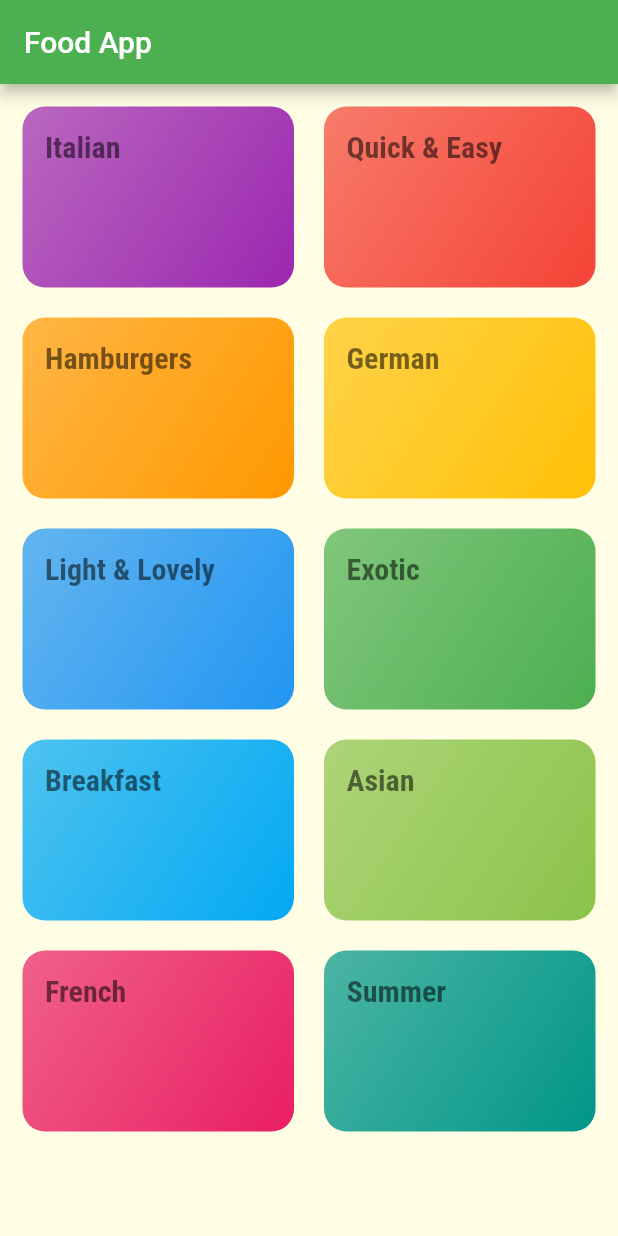
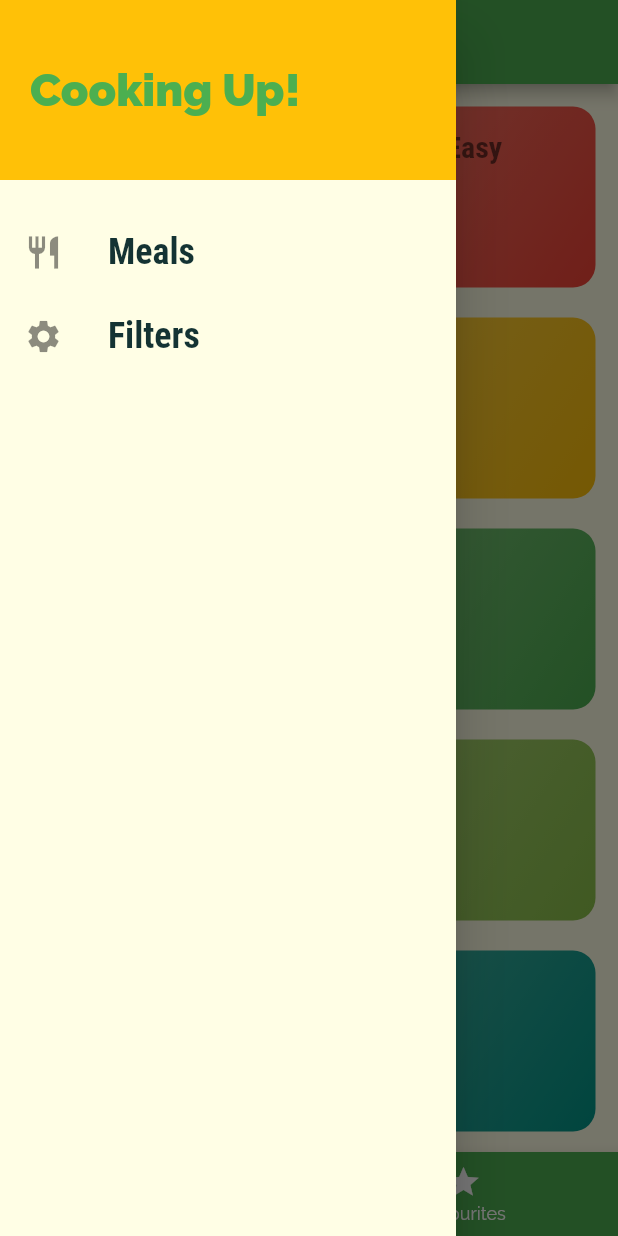
Before and after one commit to RajeshNaddy/Flutter-Demo-s, a Flutter app: the screen it shows after launch, with the side drawer open (before the commit the screen has no drawer), on a phone screen of 412 x 824 dp. Run offline on Flutter 3.47's test engine with Material 2 defaults, Android fonts, the phone set to English and light mode, and no system bars.

Commit message:
final commit

```diff
--- a/food_app/lib/main.dart
+++ b/food_app/lib/main.dart
@@ -1,12 +1,74 @@
 import 'package:flutter/material.dart';
 import 'package:flutter/widgets.dart';
+import 'package:food_app/dummy_data.dart';
+import 'package:food_app/models/meal.dart';
 import 'package:food_app/screens/category_meal_screen.dart';
 import 'package:food_app/screens/category_screen.dart';
+import 'package:food_app/screens/filters_screen.dart';
+import 'package:food_app/screens/meal_detail_screen.dart';
+import './screens/tabs_screen.dart';
+import './screens/filters_screen.dart';
 
 void main() => runApp(MyApp());
 
-class MyApp extends StatelessWidget {
+class MyApp extends StatefulWidget {
   // This widget is the root of your application.
+  @override
+  State<MyApp> createState() => _MyAppState();
+}
+
+class _MyAppState extends State<MyApp> {
+  Map<String, bool> _filters = {
+    'gluten': false,
+    'lactose': false,
+    'vegan': false,
+    'vegetarian': false
+  };
+
+  List<Meal> availableMeals = DUMMY_MEALS;
+  List<Meal> favoriteMeals = [];
+
+  void setFilter(Map<String, bool> filtered) {
+    setState(() {
+      _filters = filtered;
+
+      availableMeals = DUMMY_MEALS.where((element) {
+        if (_filters['gluten'] && !element.isGlutenFree) {
+          return false;
+        }
+        if (_filters['lactose'] && !element.isLactoseFree) {
+          return false;
+        }
+        if (_filters['vegan'] && !element.isVegan) {
+          return false;
+        }
+        if (_filters['vegetarian'] && !element.isVegetarian) {
+          return false;
+        }
+        return true;
+      }).toList();
+    });
+  }
+
+  void toggleFav(String mealID) {
+    final index = favoriteMeals.indexWhere((element) => element.id == mealID);
+
+    if (index >= 0) {
+      setState(() {
+        favoriteMeals.removeAt(index);
+      });
+    } else {
+      setState(() {
+        favoriteMeals
+            .add(DUMMY_MEALS.firstWhere((element) => element.id == mealID));
+      });
+    }
+  }
+
+  bool isMealFavourite(String mealID) {
+    return favoriteMeals.any((element) => element.id == mealID);
+  }
+
   @override
   Widget build(BuildContext context) {
     return MaterialApp(
@@ -26,8 +88,17 @@ class MyApp extends StatelessWidget {
       //home: CategoryScreen(),
       initialRoute: '/',
       routes: {
-        '/': (_) => CategoryScreen(),
-        CategoryMealScreen.routeName: (_) => CategoryMealScreen()
+        '/': (_) => TabsScreen(favoriteMeals),
+        CategoryMealScreen.routeName: (_) => CategoryMealScreen(availableMeals),
+        MealDetailScreen.routeName: (_) =>
+            MealDetailScreen(toggleFav, isMealFavourite),
+        FiltersScreen.routeName: (_) => FiltersScreen(setFilter, _filters)
+      },
+      onGenerateRoute: (settings) {},
+      onUnknownRoute: (settings) {
+        return MaterialPageRoute(builder: (context) {
+          CategoryScreen();
+        });
       },
     );
   }
--- a/food_app/lib/screens/category_screen.dart
+++ b/food_app/lib/screens/category_screen.dart
@@ -8,11 +8,7 @@ class CategoryScreen extends StatelessWidget {
 
   @override
   Widget build(BuildContext context) {
-    return Scaffold(
-      appBar: AppBar(
-        title: Text('Food App'),
-      ),
-      body: GridView(
+    return GridView(
       padding: const EdgeInsets.all(15),
       gridDelegate: const SliverGridDelegateWithMaxCrossAxisExtent(
           maxCrossAxisExtent: 200,
@@ -26,7 +22,6 @@ class CategoryScreen extends StatelessWidget {
                 bgColor: item.color,
               ))
           .toList(),
-      ),
     );
   }
 }
--- /dev/null
+++ b/food_app/lib/screens/tabs_screen.dart
@@ -0,0 +1,58 @@
+import 'package:flutter/material.dart';
+import 'package:food_app/screens/category_screen.dart';
+import 'package:food_app/screens/favourites_screen.dart';
+import '../widgets/main_drawer.dart';
+import '../models/meal.dart';
+
+class TabsScreen extends StatefulWidget {
+  List<Meal> favoriteMeals;
+
+  TabsScreen(this.favoriteMeals);
+
+  @override
+  _TabsScreenState createState() => _TabsScreenState();
+}
+
+class _TabsScreenState extends State<TabsScreen> {
+  void _selectPage(int index) {
+    setState(() {
+      selctedPageIndex = index;
+    });
+  }
+
+  List<Map<String, Object>> _pages;
+  int selctedPageIndex = 0;
+
+  @override
+  void initState() {
+    _pages = [
+      {'pages': CategoryScreen(), 'title': 'Categories'},
+      {'pages': FavouritesScreen(widget.favoriteMeals), 'title': 'Favourites'}
+    ];
+    super.initState();
+  }
+
+  @override
+  Widget build(BuildContext context) {
+    return Scaffold(
+      appBar: AppBar(
+        title: Text(_pages[selctedPageIndex]['title']),
+      ),
+      body: _pages[selctedPageIndex]['pages'],
+      drawer: MainDrawer(),
+      bottomNavigationBar: BottomNavigationBar(
+        onTap: _selectPage,
+        backgroundColor: Theme.of(context).primaryColor,
+        unselectedItemColor: Colors.white,
+        selectedItemColor: Theme.of(context).accentColor,
+        currentIndex: selctedPageIndex,
+        items: [
+          BottomNavigationBarItem(
+              icon: Icon(Icons.category), title: Text('Categories')),
+          BottomNavigationBarItem(
+              icon: Icon(Icons.star), title: Text('Favourites'))
+        ],
+      ),
+    );
+  }
+}
--- /dev/null
+++ b/food_app/lib/widgets/main_drawer.dart
@@ -0,0 +1,52 @@
+import 'package:flutter/material.dart';
+import 'package:flutter/painting.dart';
+import 'package:food_app/screens/filters_screen.dart';
+
+class MainDrawer extends StatelessWidget {
+  Widget buildListTile(String title, IconData icon, Function onTapHandler) {
+    return ListTile(
+      leading: Icon(icon, size: 26),
+      title: Text(
+        title,
+        style: TextStyle(
+            fontFamily: 'RobotoCondensed',
+            fontSize: 24,
+            fontWeight: FontWeight.w700),
+      ),
+      onTap: onTapHandler,
+    );
+  }
+
+  @override
+  Widget build(BuildContext context) {
+    return Drawer(
+      child: Column(
+        children: [
+          Container(
+            height: 120,
+            width: double.infinity,
+            padding: EdgeInsets.all(20),
+            alignment: Alignment.centerLeft,
+            color: Theme.of(context).accentColor,
+            child: Text(
+              'Cooking Up!',
+              style: TextStyle(
+                  fontWeight: FontWeight.w900,
+                  fontSize: 30,
+                  color: Theme.of(context).primaryColor),
+            ),
+          ),
+          SizedBox(
+            height: 20,
+          ),
+          buildListTile('Meals', Icons.restaurant, () {
+            Navigator.of(context).pushReplacementNamed('/');
+          }),
+          buildListTile('Filters', Icons.settings, () {
+            Navigator.of(context).pushReplacementNamed(FiltersScreen.routeName);
+          }),
+        ],
+      ),
+    );
+  }
+}
```
Also changed, not shown: food_app/lib/screens/category_meal_screen.dart (+46 -18 lines), food_app/lib/screens/favourites_screen.dart (added, +31 -0 lines), food_app/lib/screens/filters_screen.dart (added, +106 -0 lines), food_app/lib/screens/meal_detail_screen.dart (added, +99 -0 lines), food_app/lib/widgets/meal_item.dart (+104 -8 lines). Lines whose indentation alone changed are shown as unchanged.
